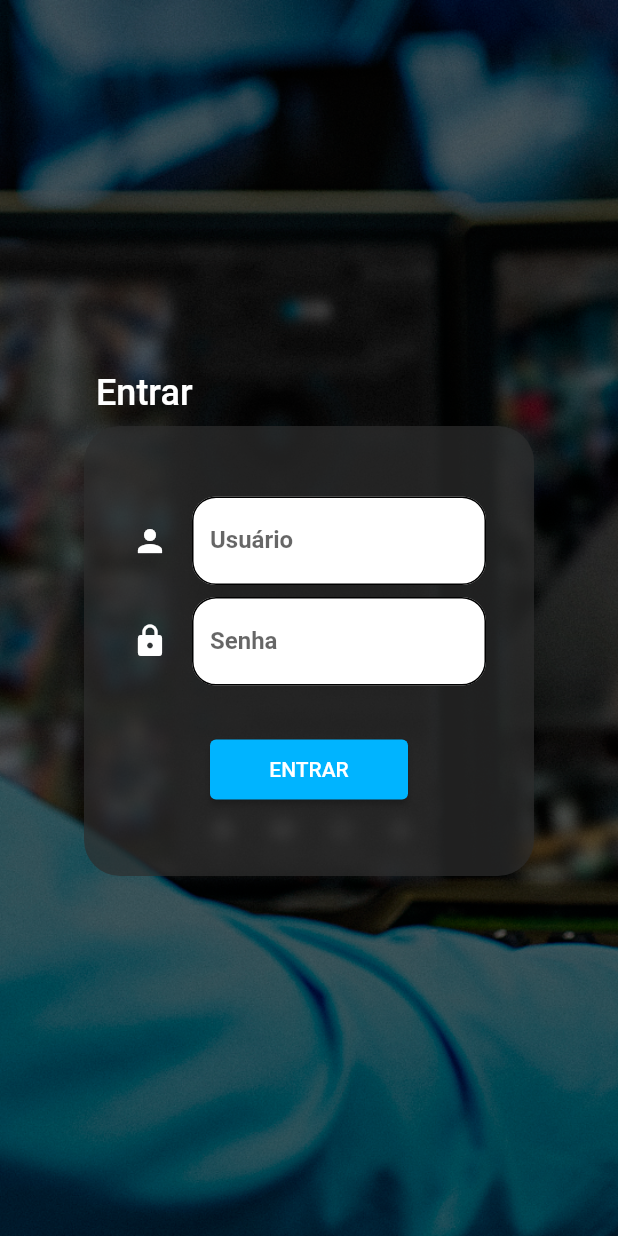
After one commit to Gabriellsp/seventh-flutter, a Flutter app: the screen it shows after launch, on a phone screen of 412 x 824 dp. The commit adds this screen. Run offline on Flutter 3.47's test engine with Material 2 defaults, Android fonts, the phone set to English and light mode, and no system bars; our stand-ins replace chewie, flutter_mobx, flutter_modular, flutter_secure_storage, mobx, video_player; missing offline and left inert: http_interceptor; generated files the repository leaves out were written again.

Commit message:
Creating LoginContent widget

```diff
--- a/lib/app/features/login/login_page.dart
+++ b/lib/app/features/login/login_page.dart
@@ -2,7 +2,6 @@ import 'package:flutter/material.dart';
 import 'package:flutter_mobx/flutter_mobx.dart';
 import 'package:flutter_modular/flutter_modular.dart';
 import 'package:seventh_prova_flutter/app/features/login/login_store.dart';
-import 'package:seventh_prova_flutter/app/shared/theme/app_color.dart';
 import 'package:seventh_prova_flutter/app/shared/widgets/custom_snackbar.dart';
 import 'widgets/widgets.dart';
 
@@ -19,13 +18,12 @@ class _LoginPageState extends State<LoginPage> {
   @override
   void initState() {
     super.initState();
-    // store.verifyUserHasToken();
+    store.verifyUserHasToken();
   }
 
   @override
   Widget build(BuildContext context) {
-    return Observer(
-      builder: (_) {
+    return Observer(builder: (_) {
       if (store.showMessageError) {
         WidgetsBinding.instance.addPostFrameCallback((_) {
           ScaffoldMessenger.of(context)
@@ -47,25 +45,7 @@ class _LoginPageState extends State<LoginPage> {
               fit: BoxFit.cover,
             ),
           ),
-            child: Center(
-              child: Column(
-                mainAxisAlignment: MainAxisAlignment.center,
-                crossAxisAlignment: CrossAxisAlignment.start,
-                children: [
-                  Padding(
-                    padding: const EdgeInsets.all(8.0),
-                    child: Text(
-                      "Entrar",
-                      style: Theme.of(context).textTheme.titleLarge,
-                    ),
-                  ),
-                  Container(
-                    height: 300,
-                    width: 300,
-                    decoration: BoxDecoration(
-                      borderRadius: BorderRadius.circular(24),
-                      color: AppColor.backgroundColor,
-                    ),
+          child: LoginContent(
             child: Column(
               mainAxisAlignment: MainAxisAlignment.center,
               children: [
@@ -76,8 +56,7 @@ class _LoginPageState extends State<LoginPage> {
                       children: const [
                         UserInput(),
                         Padding(
-                                  padding:
-                                      EdgeInsets.only(top: 8.0, bottom: 32),
+                          padding: EdgeInsets.only(top: 8.0, bottom: 32),
                           child: PasswordInput(),
                         ),
                         LoginButton(),
@@ -88,12 +67,8 @@ class _LoginPageState extends State<LoginPage> {
               ],
             ),
           ),
-                ],
-              ),
-            ),
         ),
       );
-      },
-    );
+    });
   }
 }
--- /dev/null
+++ b/lib/app/features/login/widgets/login_content.dart
@@ -0,0 +1,37 @@
+import 'package:flutter/material.dart';
+import 'package:seventh_prova_flutter/app/shared/theme/app_color.dart';
+
+class LoginContent extends StatelessWidget {
+  final Widget child;
+  const LoginContent({
+    required this.child,
+    Key? key,
+  }) : super(key: key);
+
+  @override
+  Widget build(BuildContext context) {
+    return Center(
+      child: Column(
+          mainAxisAlignment: MainAxisAlignment.center,
+          crossAxisAlignment: CrossAxisAlignment.start,
+          children: [
+            Padding(
+              padding: const EdgeInsets.all(8.0),
+              child: Text(
+                "Entrar",
+                style: Theme.of(context).textTheme.titleLarge,
+              ),
+            ),
+            Container(
+              height: 300,
+              width: 300,
+              decoration: BoxDecoration(
+                borderRadius: BorderRadius.circular(24),
+                color: AppColor.backgroundColor,
+              ),
+              child: child,
+            ),
+          ]),
+    );
+  }
+}
--- a/lib/app/features/login/widgets/widgets.dart
+++ b/lib/app/features/login/widgets/widgets.dart
@@ -1,3 +1,4 @@
 export './user_input.dart';
 export './password_input.dart';
 export './login_button.dart';
+export './login_content.dart';
```
Also changed, not shown: lib/app/features/login/widgets/login_header.dart (deleted, +0 -42 lines). Lines whose indentation alone changed are shown as unchanged.
